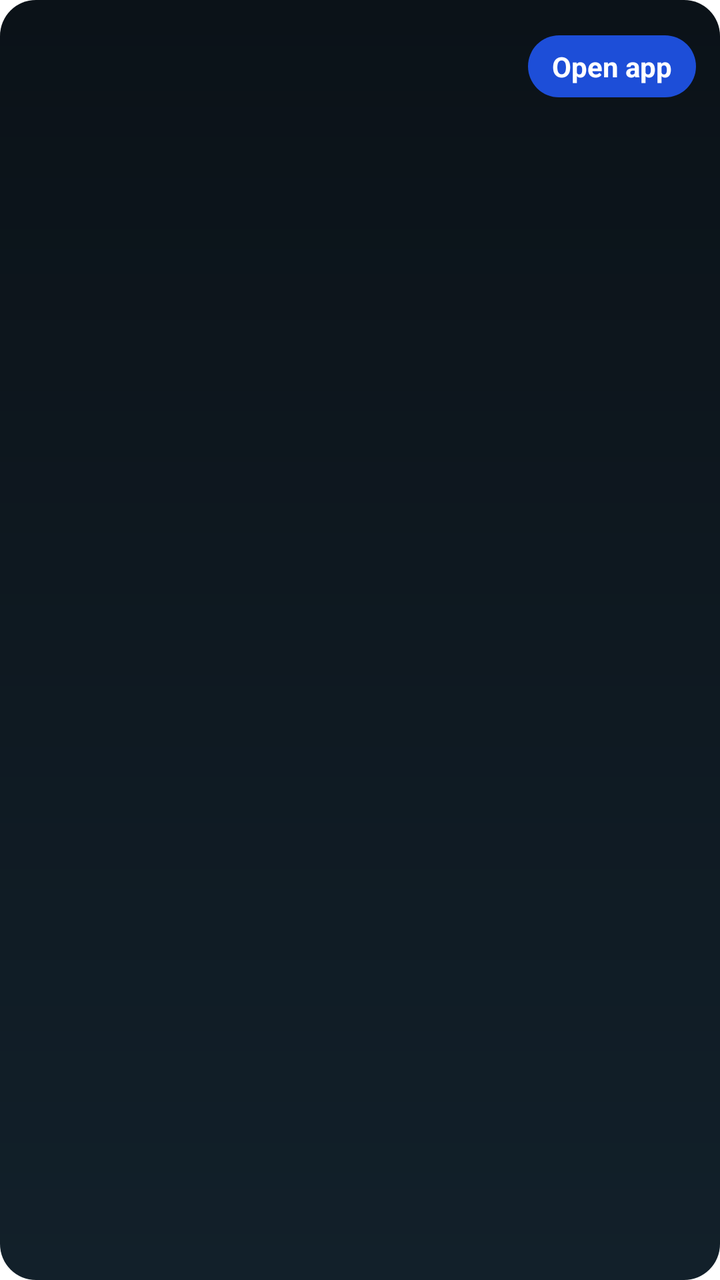
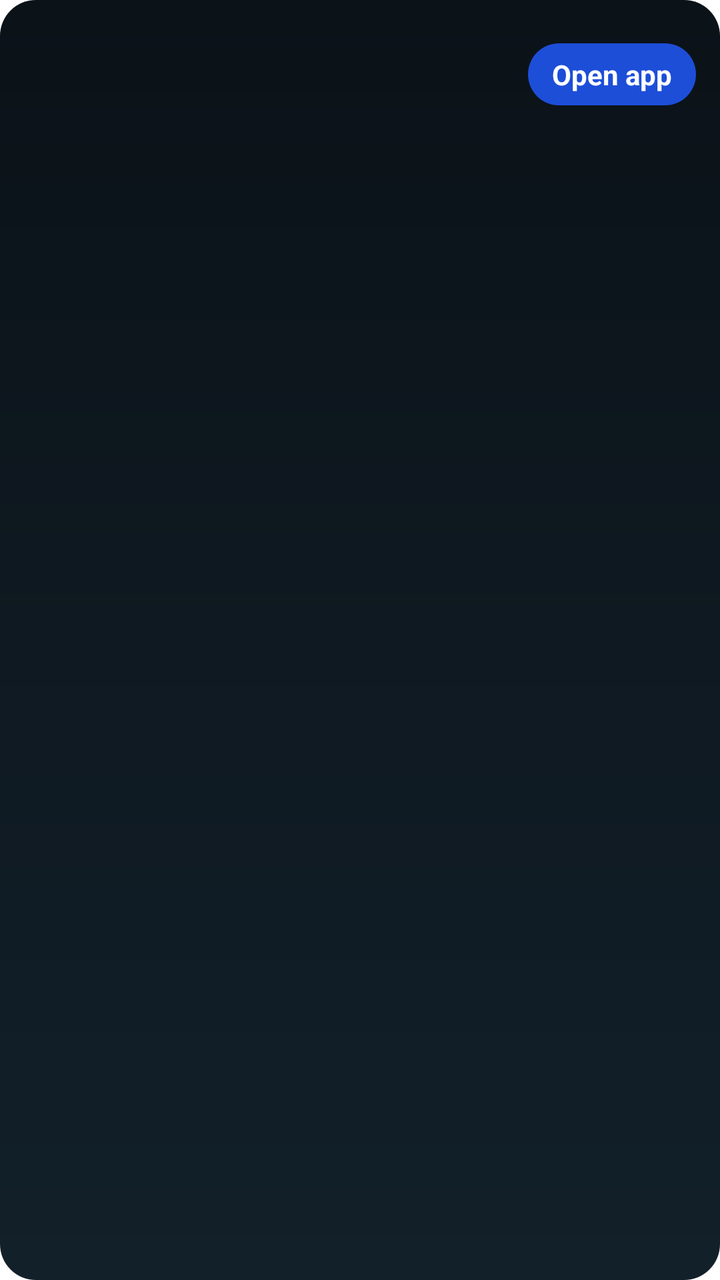

The first picture is an Android layout as it rendered before a commit; the second is the same layout after the commit. The layout source and the unified diff follow.
<!-- AndroidManifest.xml: application theme Theme.KChat -->
<!-- res/layout/remoteviews_chat_page.xml -->
<?xml version="1.0" encoding="utf-8"?>
<LinearLayout xmlns:android="http://schemas.android.com/apk/res/android"
    android:layout_width="match_parent"
    android:layout_height="match_parent"
    android:background="@drawable/bg_chat_page"
    android:orientation="vertical"
    android:padding="12dp">

    <LinearLayout
        android:id="@+id/chat_header"
        android:layout_width="match_parent"
        android:layout_height="wrap_content"
        android:gravity="center_vertical"
        android:orientation="horizontal">

        <LinearLayout
            android:layout_width="0dp"
            android:layout_height="wrap_content"
            android:layout_weight="1"
            android:orientation="vertical">

            <TextView
                android:id="@+id/chat_title"
                android:layout_width="wrap_content"
                android:layout_height="wrap_content"
                android:textColor="@android:color/white"
                android:textSize="18sp"
                android:textStyle="bold" />

            <TextView
                android:id="@+id/chat_status"
                android:layout_width="wrap_content"
                android:layout_height="wrap_content"
                android:layout_marginTop="2dp"
                android:textColor="#B4C1C9"
                android:textSize="12sp" />
        </LinearLayout>

        <TextView
            android:id="@+id/open_app_button"
            android:layout_width="wrap_content"
            android:layout_height="wrap_content"
            android:background="@drawable/bg_pill_button"
            android:paddingBottom="6dp"
            android:paddingLeft="12dp"
            android:paddingRight="12dp"
            android:paddingTop="6dp"
            android:text="@string/open_app_button"
            android:textColor="@android:color/white"
            android:textStyle="bold" />
    </LinearLayout>

    <TextView
        android:id="@+id/chat_messages_text"
        android:layout_width="match_parent"
        android:layout_height="0dp"
        android:layout_marginTop="10dp"
        android:layout_weight="1"
        android:gravity="top"
        android:textColor="#E7F0F4"
        android:textSize="17sp" />

</LinearLayout>
<!-- resources referenced by this layout -->
<resources>
  <!-- drawable bg_chat_page (drawable) -->
  <?xml version="1.0" encoding="utf-8"?>
  <shape xmlns:android="http://schemas.android.com/apk/res/android"
      android:shape="rectangle">
      <gradient
          android:angle="270"
          android:endColor="#12202A"
          android:startColor="#0B1218" />
      <corners android:radius="18dp" />
  </shape>
  <!-- drawable bg_pill_button (drawable) -->
  <?xml version="1.0" encoding="utf-8"?>
  <shape xmlns:android="http://schemas.android.com/apk/res/android"
      android:shape="rectangle">
      <solid android:color="#1D4ED8" />
      <corners android:radius="999dp" />
  </shape>
  <string name="open_app_button">Open app</string>
  <style name="Theme.KChat" parent="Theme.MaterialComponents.DayNight.NoActionBar">
          <item name="android:statusBarColor">@android:color/transparent</item>
          <item name="android:navigationBarColor">@color/screen_background</item>
          <item name="colorPrimary">#1D4ED8</item>
          <item name="colorSecondary">#38BDF8</item>
          <item name="colorSurface">@color/screen_background</item>
          <item name="colorOnSurface">@color/text_primary</item>
          <item name="android:windowLightStatusBar" tools:targetApi="m">false</item>
      </style>
  <color name="screen_background">#091015</color>
  <color name="text_primary">#F4F8FA</color>
</resources>

<!-- the commit's change to res/layout/remoteviews_chat_page.xml (unified diff, before → after) -->
@@ -32,8 +32,9 @@
                 android:layout_width="wrap_content"
                 android:layout_height="wrap_content"
                 android:layout_marginTop="2dp"
-                android:textColor="#B4C1C9"
-                android:textSize="12sp" />
+                android:textColor="@android:color/white"
+                android:textSize="18sp"
+                android:textStyle="bold" />
         </LinearLayout>
 
         <TextView
